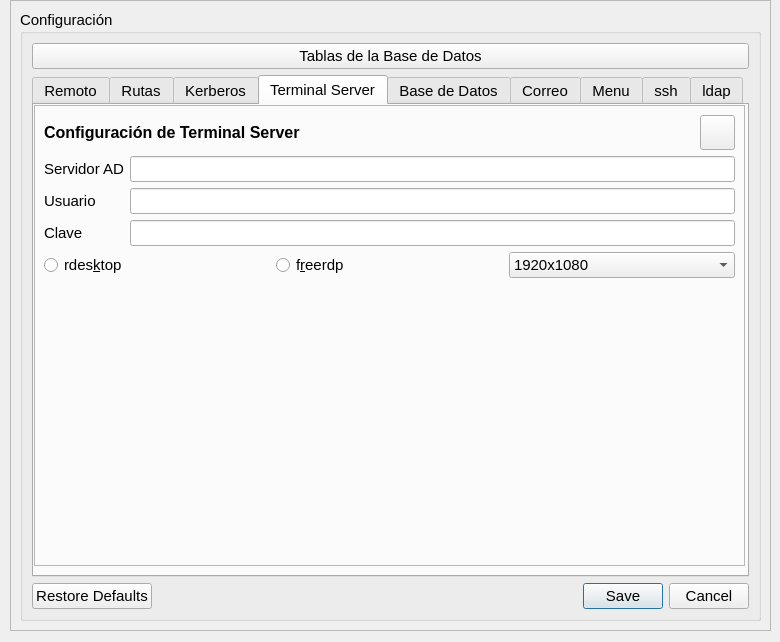
First picture: the form in configuracion/configuracion.ui, repository grxdipgra/GrxMenu, before the edit.
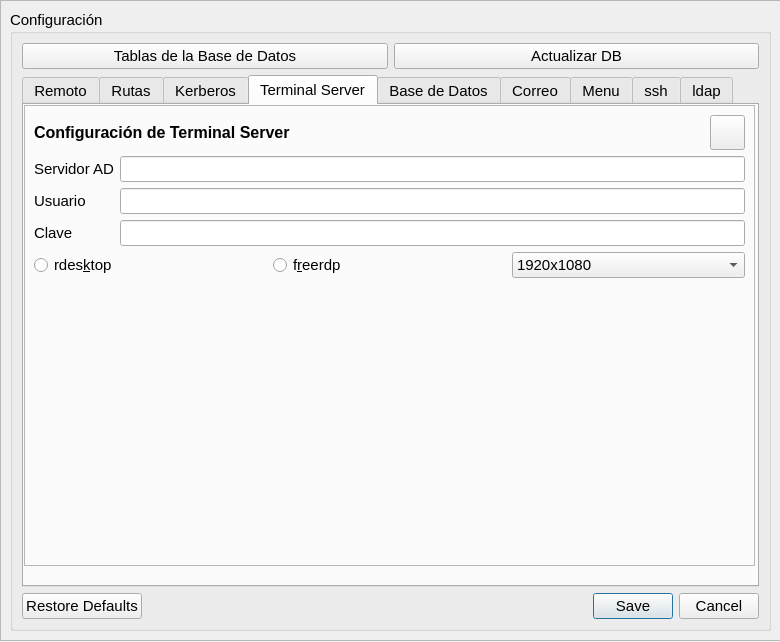
Second picture: the form after the edit. The open tabs and pages were chosen to show the change. Icons and pictures are not drawn.

Commit message: Boton DB

```diff
--- a/configuracion/configuracion.ui
+++ b/configuracion/configuracion.ui
@@ -16,10 +16,10 @@
   <widget class="QScrollArea" name="scrollArea">
    <property name="geometry">
     <rect>
-     <x>10</x>
+     <x>0</x>
      <y>0</y>
-     <width>761</width>
-     <height>631</height>
+     <width>781</width>
+     <height>641</height>
     </rect>
    </property>
    <property name="sizePolicy">
@@ -39,8 +39,8 @@
      <rect>
       <x>0</x>
       <y>0</y>
-      <width>759</width>
-      <height>629</height>
+      <width>779</width>
+      <height>639</height>
      </rect>
     </property>
     <layout class="QGridLayout" name="gridLayout_5">
@@ -56,26 +56,26 @@
        </property>
        <layout class="QGridLayout" name="gridLayout_2">
         <item row="0" column="0">
+         <layout class="QVBoxLayout" name="verticalLayout_25">
+          <item>
+           <layout class="QHBoxLayout" name="horizontalLayout_20">
+            <item>
          <widget class="QPushButton" name="pB_tablasDB">
           <property name="text">
            <string>Tablas de la Base de Datos</string>
           </property>
          </widget>
         </item>
-        <item row="2" column="0">
-         <widget class="QDialogButtonBox" name="buttonBox">
-          <property name="toolTip">
-           <string>&lt;html&gt;&lt;head/&gt;&lt;body&gt;&lt;p&gt;dd&lt;/p&gt;&lt;/body&gt;&lt;/html&gt;</string>
-          </property>
-          <property name="orientation">
-           <enum>Qt::Horizontal</enum>
-          </property>
-          <property name="standardButtons">
-           <set>QDialogButtonBox::Cancel|QDialogButtonBox::RestoreDefaults|QDialogButtonBox::Save</set>
+            <item>
+             <widget class="QPushButton" name="pB_actualiza_DB">
+              <property name="text">
+               <string>Actualizar DB</string>
           </property>
          </widget>
         </item>
-        <item row="1" column="0">
+           </layout>
+          </item>
+          <item>
          <widget class="QTabWidget" name="tabWidget">
           <property name="currentIndex">
            <number>5</number>
@@ -607,7 +607,7 @@
              <rect>
               <x>0</x>
               <y>0</y>
-              <width>711</width>
+                <width>731</width>
               <height>461</height>
              </rect>
             </property>
@@ -1758,6 +1758,21 @@
            </widget>
           </widget>
          </widget>
+          </item>
+          <item>
+           <widget class="QDialogButtonBox" name="buttonBox">
+            <property name="toolTip">
+             <string>&lt;html&gt;&lt;head/&gt;&lt;body&gt;&lt;p&gt;dd&lt;/p&gt;&lt;/body&gt;&lt;/html&gt;</string>
+            </property>
+            <property name="orientation">
+             <enum>Qt::Horizontal</enum>
+            </property>
+            <property name="standardButtons">
+             <set>QDialogButtonBox::Cancel|QDialogButtonBox::RestoreDefaults|QDialogButtonBox::Save</set>
+            </property>
+           </widget>
+          </item>
+         </layout>
         </item>
        </layout>
       </widget>
```
Left out of the diff: 2 changed lines with no effect on the pictures. Lines whose indentation alone changed are shown as unchanged.
